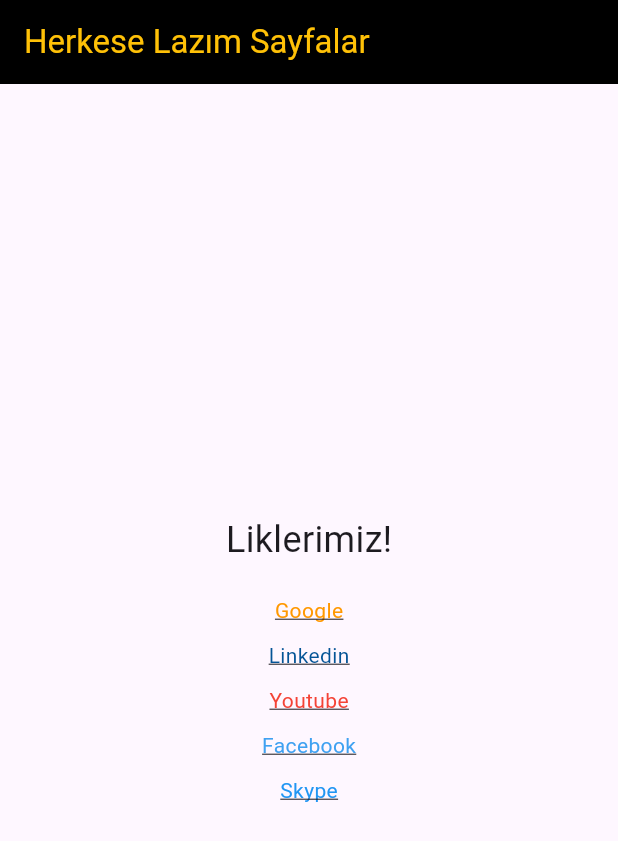
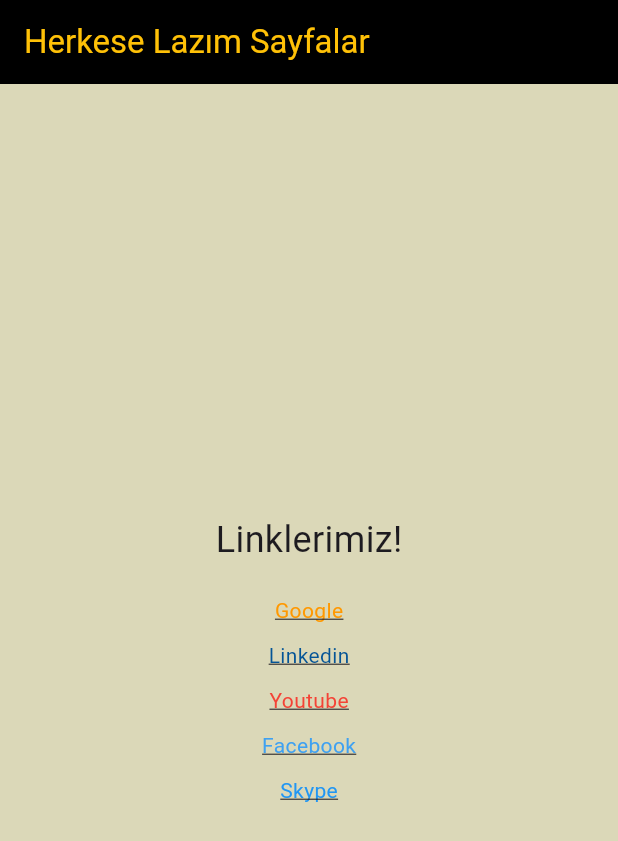
Before and after one commit to abdullahyildiz52/com.FlutterLinkler, a Flutter app: the screen it shows after launch, after a tap on "Google", on a phone screen of 412 x 824 dp. Shown: the top 841 px of the screen. Run offline on Flutter 3.47's test engine with Material 3 defaults, Android fonts, the phone set to English and light mode, and no system bars.

Commit message:
11/01/2024 V2

```diff
--- a/flutter_ilk_proje/lib/main.dart
+++ b/flutter_ilk_proje/lib/main.dart
@@ -22,8 +22,9 @@ class MyHomePage extends StatelessWidget {
   final String fiftyUrl = 'https://www.skype.com';
 
   Future<void> _launchUrl(String url) async {
-    if (await canLaunch(url)) {
-      await launch(url);
+    if (await canLaunchUrl(Uri.parse(url))) {
+      // canLaunch yerine canLaunchUrl kullanın
+      await launchUrl(Uri.parse(url)); // launch yerine launchUrl kullanın
     } else {
       print('Hata: $url açılamadı.');
     }
@@ -41,12 +42,16 @@ class MyHomePage extends StatelessWidget {
       ),
       body: Center(
         child: Container(
+          width: 1250,
+          height: 1000,
+          alignment: Alignment.bottomCenter,
+          color: const Color.fromARGB(255, 219, 216, 184),
           padding: EdgeInsets.all(16.0),
           child: Column(
             mainAxisAlignment: MainAxisAlignment.center,
             children: [
               Text(
-                'Liklerimiz!',
+                'Linklerimiz!',
                 style: TextStyle(fontSize: 24.0),
               ),
               SizedBox(height: 20.0),
```
